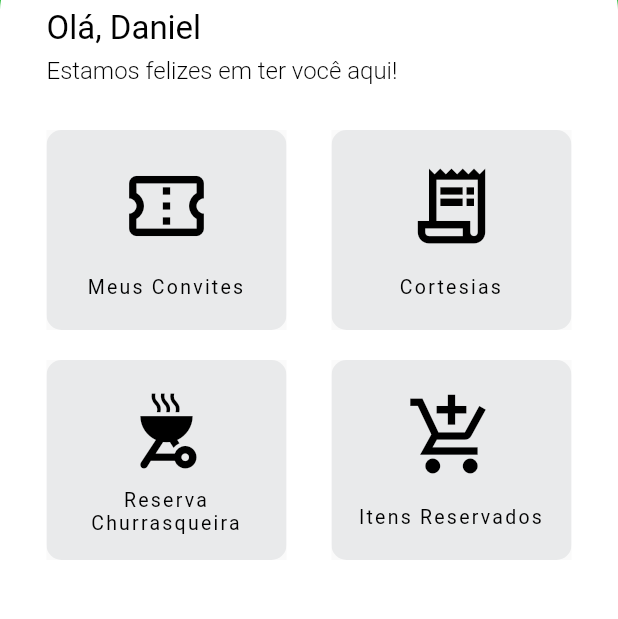
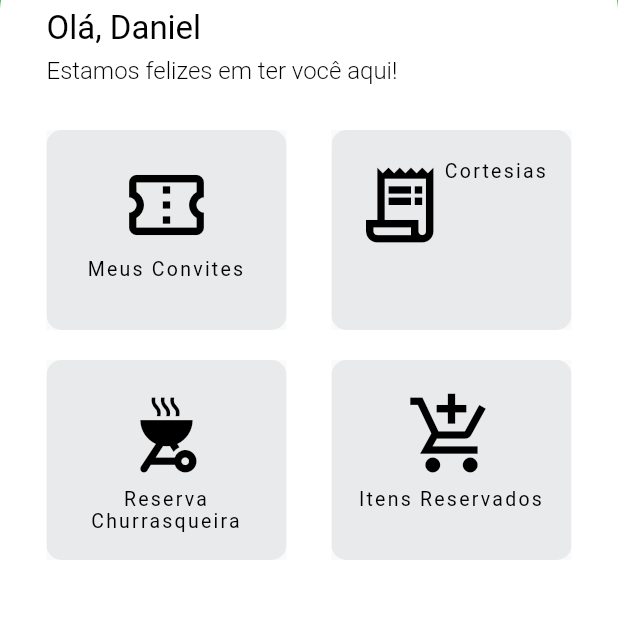
Before and after one commit to eliziariodm/desafio_wbc_sistemas, a Flutter app: the screen it shows after launch, on a phone screen of 412 x 824 dp, the part 263-882 px from its top. Run offline on Flutter 3.47's test engine with Material 2 defaults, Android fonts, the phone set to English and light mode, and no system bars; our stand-ins replace cached_network_image, hive, hive_flutter; accounts and stored records are empty.

Commit message:
adding responsiveness, debouncer and icon in app

```diff
--- a/lib/app/app_widget.dart
+++ b/lib/app/app_widget.dart
@@ -1,4 +1,5 @@
 import 'package:flutter/material.dart';
+import 'package:flutter/services.dart';
 import 'package:provider/provider.dart';
 
 import 'controllers/grills_controller.dart';
@@ -101,6 +102,7 @@ class _AppWidgetState extends State<AppWidget> {
             color: Color(0xFF000000),
           ),
           appBarTheme: const AppBarTheme(
+            systemOverlayStyle: SystemUiOverlayStyle.light,
             elevation: 0,
             centerTitle: true,
             backgroundColor: Color(0xFF32C043),
--- a/lib/app/modules/home/components/body_component.dart
+++ b/lib/app/modules/home/components/body_component.dart
@@ -7,6 +7,7 @@ class BodyComponent extends StatelessWidget {
 
   @override
   Widget build(BuildContext context) {
+    return LayoutBuilder(builder: (context, constraints) {
       return Container(
         decoration: BoxDecoration(
           color: Theme.of(context).colorScheme.secondary,
@@ -37,15 +38,16 @@ class BodyComponent extends StatelessWidget {
               ),
               const SizedBox(height: 30),
               SizedBox(
-              height: MediaQuery.of(context).size.height * 0.6,
-              width: MediaQuery.of(context).size.width,
+                height: constraints.maxHeight * 0.5,
+                width: constraints.maxWidth,
                 child: NotificationListener<OverscrollIndicatorNotification>(
                   onNotification: (OverscrollIndicatorNotification overscroll) {
                     overscroll.disallowIndicator();
                     return true;
                   },
                   child: GridView(
-                  gridDelegate: const SliverGridDelegateWithFixedCrossAxisCount(
+                    gridDelegate:
+                        const SliverGridDelegateWithFixedCrossAxisCount(
                       crossAxisCount: 2,
                       crossAxisSpacing: 30,
                       mainAxisSpacing: 20,
@@ -56,6 +58,9 @@ class BodyComponent extends StatelessWidget {
                         iconData: Icons.confirmation_num_outlined,
                         text: 'Meus Convites',
                         onTap: () {},
+                        overflow: constraints.maxWidth < 380
+                            ? TextOverflow.ellipsis
+                            : TextOverflow.clip,
                       ),
                       ButtonWidget(
                         iconData: Icons.receipt_long_outlined,
@@ -68,6 +73,9 @@ class BodyComponent extends StatelessWidget {
                         onTap: () {
                           Navigator.pushNamed(context, '/rent');
                         },
+                        overflow: constraints.maxWidth < 380
+                            ? TextOverflow.ellipsis
+                            : TextOverflow.clip,
                       ),
                       ButtonWidget(
                         iconData: Icons.add_shopping_cart_sharp,
@@ -75,6 +83,9 @@ class BodyComponent extends StatelessWidget {
                         onTap: () {
                           Navigator.pushNamed(context, '/reserved');
                         },
+                        overflow: constraints.maxWidth < 380
+                            ? TextOverflow.ellipsis
+                            : TextOverflow.clip,
                       ),
                     ],
                   ),
@@ -84,5 +95,6 @@ class BodyComponent extends StatelessWidget {
           ),
         ),
       );
+    });
   }
 }
--- a/lib/app/modules/home/components/drawer_component.dart
+++ b/lib/app/modules/home/components/drawer_component.dart
@@ -7,8 +7,6 @@ class DrawerComponent extends StatelessWidget {
 
   @override
   Widget build(BuildContext context) {
-    return LayoutBuilder(
-      builder: (context, constraints) {
     return Drawer(
       child: SafeArea(
         child: Padding(
@@ -66,7 +64,5 @@ class DrawerComponent extends StatelessWidget {
         ),
       ),
     );
-      },
-    );
   }
 }
--- a/lib/app/modules/home/widgets/button_widget.dart
+++ b/lib/app/modules/home/widgets/button_widget.dart
@@ -4,12 +4,14 @@ class ButtonWidget extends StatelessWidget {
   final IconData iconData;
   final String text;
   final void Function()? onTap;
+  final TextOverflow? overflow;
 
   const ButtonWidget({
     super.key,
     required this.iconData,
     required this.text,
     this.onTap,
+    this.overflow,
   });
 
   @override
@@ -21,20 +23,21 @@ class ButtonWidget extends StatelessWidget {
         ),
         onTap: onTap,
         child: Ink(
-          padding: const EdgeInsets.all(15),
+          padding: const EdgeInsets.fromLTRB(15, 20, 15, 0),
           decoration: BoxDecoration(
             color: Theme.of(context).colorScheme.primary,
             borderRadius: const BorderRadius.all(
               Radius.circular(10),
             ),
           ),
-          child: Column(
-            mainAxisAlignment: MainAxisAlignment.spaceEvenly,
+          child: Wrap(
+            runSpacing: 5,
+            alignment: WrapAlignment.center,
             children: [
               Icon(iconData),
-              const SizedBox(height: 5),
               Text(
                 text,
+                overflow: overflow ?? TextOverflow.clip,
                 textAlign: TextAlign.center,
                 style: Theme.of(context).textTheme.labelSmall,
               ),
```
Also changed, not shown: lib/app/core/utils/debouncer.dart (added, +15 -0 lines), lib/app/modules/rent/pages/rent_page.dart (+31 -22 lines), lib/app/modules/reserved/pages/reserved_page.dart (+11 -7 lines), pubspec.yaml (+9 -0 lines), assets/logo/logo.png (added), assets/logo/logo_foreground.png (added), pubspec.lock, 34 other files. Lines whose indentation alone changed are shown as unchanged.
